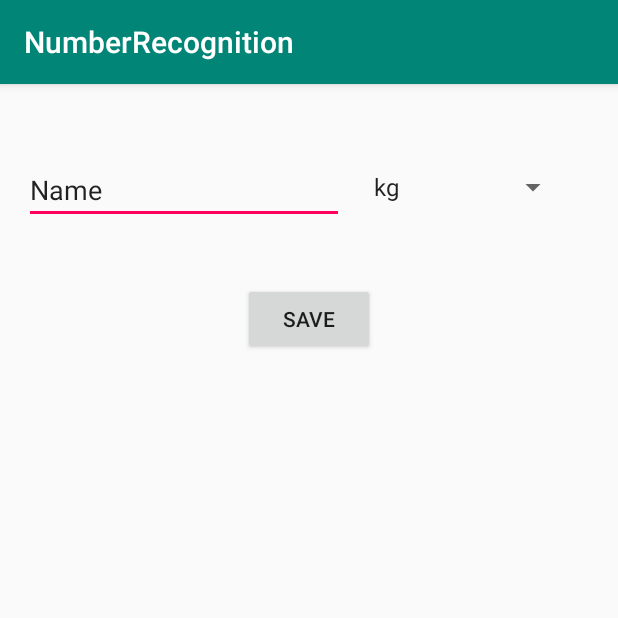
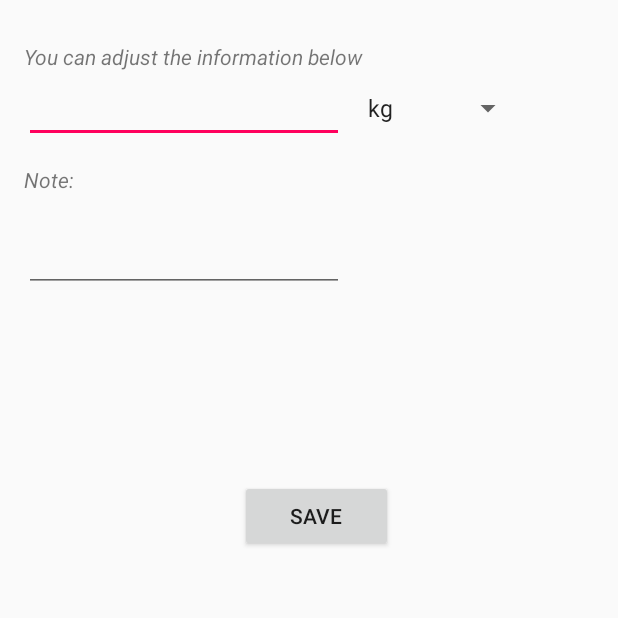
Before and after one commit to BenChenDev/sevenSegmentRecognition, an Android app: the EditDataActivity screen opened directly, with no data from a screen before it, on a phone screen of 412 x 824 dp, the top half of it. Run offline under Robolectric (Android 15) with nearby library versions, the phone set to English and light mode, and no system bars; our stand-ins replace Firebase (no records; nobody signed in at launch, a user with empty details on screens opened directly); 1 statement that could not run was skipped.

Commit message:
added note

```diff
--- a/app/src/main/java/com/example/benjamin/numberrecognition/EditDataActivity.java
+++ b/app/src/main/java/com/example/benjamin/numberrecognition/EditDataActivity.java
@@ -1,5 +1,6 @@
 package com.example.benjamin.numberrecognition;
 
+import android.app.Activity;
 import android.content.Intent;
 import android.support.v7.app.AppCompatActivity;
 import android.os.Bundle;
@@ -10,6 +11,7 @@ import android.widget.ArrayAdapter;
 import android.widget.Button;
 import android.widget.EditText;
 import android.widget.Spinner;
+import android.widget.Toast;
 
 import com.google.firebase.database.DatabaseReference;
 import com.google.firebase.database.FirebaseDatabase;
@@ -18,11 +20,11 @@ import java.text.DateFormat;
 import java.text.SimpleDateFormat;
 import java.util.Date;
 
-public class EditDataActivity extends AppCompatActivity implements AdapterView.OnItemSelectedListener {
+public class EditDataActivity extends Activity implements AdapterView.OnItemSelectedListener {
     final String TAG = "editPage";
     private String number;
     private String unit;
-    EditText dataEditText;
+    EditText dataEditText, note;
     Spinner unit_spinner;
     Button saveButton;
 
@@ -42,6 +44,7 @@ public class EditDataActivity extends AppCompatActivity implements AdapterView.O
 
 
         dataEditText = findViewById(R.id.dataEditText);
+        note = findViewById(R.id.editText2);
 
         //get data intent
         Intent intent = getIntent();
@@ -69,6 +72,7 @@ public class EditDataActivity extends AppCompatActivity implements AdapterView.O
             @Override
             public void onClick(View v) {
                 String data = dataEditText.getText().toString();
+                String n = note.getText().toString();
                 //get current date time
                 Date date = new Date();
                 String dateTimeFormat = "hh:mm a dd-MM-yyyy";
@@ -82,7 +86,9 @@ public class EditDataActivity extends AppCompatActivity implements AdapterView.O
                 uploadData.child(id).child("Date").setValue(formattedDate);
                 uploadData.child(id).child("Value").setValue(data);
                 uploadData.child(id).child("Unit").setValue(unit);
-
+                uploadData.child(id).child("Note").setValue(n);
+                Toast.makeText(getApplicationContext(), "Data saved!", Toast.LENGTH_LONG).show();
+                finish();
             }
         });
     }
--- a/app/src/main/res/layout/activity_edit_date.xml
+++ b/app/src/main/res/layout/activity_edit_date.xml
@@ -8,21 +8,21 @@
 
     <Button
         android:id="@+id/saveButton"
-        android:layout_width="wrap_content"
-        android:layout_height="wrap_content"
-        android:layout_marginTop="39dp"
+        android:layout_width="102dp"
+        android:layout_height="48dp"
+        android:layout_marginStart="160dp"
+        android:layout_marginTop="320dp"
         android:text="Save"
-        app:layout_constraintEnd_toEndOf="parent"
         app:layout_constraintStart_toStartOf="parent"
-        app:layout_constraintTop_toBottomOf="@+id/dataEditText" />
+        app:layout_constraintTop_toTopOf="parent" />
 
 
     <Spinner
         android:id="@+id/unit_spinner"
-        android:layout_width="138dp"
-        android:layout_height="41dp"
-        android:layout_marginStart="12dp"
-        android:layout_marginTop="48dp"
+        android:layout_width="wrap_content"
+        android:layout_height="wrap_content"
+        android:layout_marginStart="8dp"
+        android:layout_marginTop="60dp"
         app:layout_constraintStart_toEndOf="@+id/dataEditText"
         app:layout_constraintTop_toTopOf="parent" />
 
@@ -30,11 +30,47 @@
         android:id="@+id/dataEditText"
         android:layout_width="wrap_content"
         android:layout_height="wrap_content"
+        android:layout_marginTop="50dp"
         android:layout_marginStart="16dp"
-        android:layout_marginTop="48dp"
         android:ems="10"
-        android:inputType="numberDecimal"
-        android:text="Name"
+        android:inputType="date|textUri|textShortMessage|textLongMessage|numberDecimal"
+        android:text=""
+        app:layout_constraintTop_toTopOf="parent"
+        app:layout_constraintStart_toStartOf="parent"
+        tools:layout_editor_absoluteX="47dp" />
+
+    <TextView
+        android:id="@+id/infor"
+        android:layout_width="wrap_content"
+        android:layout_height="wrap_content"
+        android:layout_marginStart="16dp"
+        android:layout_marginTop="28dp"
+        android:text="You can adjust the information below"
+        android:textStyle="italic"
         app:layout_constraintStart_toStartOf="parent"
         app:layout_constraintTop_toTopOf="parent" />
+
+    <TextView
+        android:id="@+id/textViewNote"
+        android:layout_width="wrap_content"
+        android:layout_height="wrap_content"
+        android:layout_marginStart="16dp"
+        android:layout_marginTop="110dp"
+        android:text="Note:"
+        android:textStyle="italic"
+        app:layout_constraintStart_toStartOf="parent"
+        app:layout_constraintTop_toTopOf="parent" />
+
+    <EditText
+        android:id="@+id/editText2"
+        android:layout_width="wrap_content"
+        android:layout_height="wrap_content"
+        android:layout_marginStart="16dp"
+        android:layout_marginTop="20dp"
+        android:ems="10"
+        android:inputType="textPersonName"
+        android:text=""
+        app:layout_constraintStart_toStartOf="parent"
+        app:layout_constraintTop_toBottomOf="@+id/textViewNote" />
+
 </android.support.constraint.ConstraintLayout>
--- a/app/src/main/res/values/strings.xml
+++ b/app/src/main/res/values/strings.xml
@@ -4,7 +4,7 @@
     <string name="reg_title">\nRecognition results:</string>
     <string name="reg_hint">Press the button to recognize 7-segments digitals\n</string>
 
-    <string name ="unit_prompt">Choose a unit</string>
+    <string name="unit_prompt">Choose a unit</string>
     <string-array name="units_arrays">
         <item>kg</item>
         <item>lb</item>
```
Also changed, not shown: app/src/main/AndroidManifest.xml (+6 -4 lines), app/src/main/java/com/example/benjamin/numberrecognition/MainActivity.java (+13 -0 lines), app/src/main/java/com/example/benjamin/numberrecognition/RecordListActivity.java (added, +13 -0 lines), app/src/main/res/layout/activity_main.xml (+9 -0 lines), app/src/main/res/layout/activity_record_list.xml (added, +9 -0 lines), app/src/main/list_icon-web.png (added), app/src/main/res/mipmap-hdpi/list_icon.png (added), app/src/main/res/mipmap-mdpi/list_icon.png (added), app/src/main/res/mipmap-xhdpi/list_icon.png (added), app/src/main/res/mipmap-xxhdpi/list_icon.png (added), app/src/main/res/mipmap-xxxhdpi/list_icon.png (added), 2 other files.
